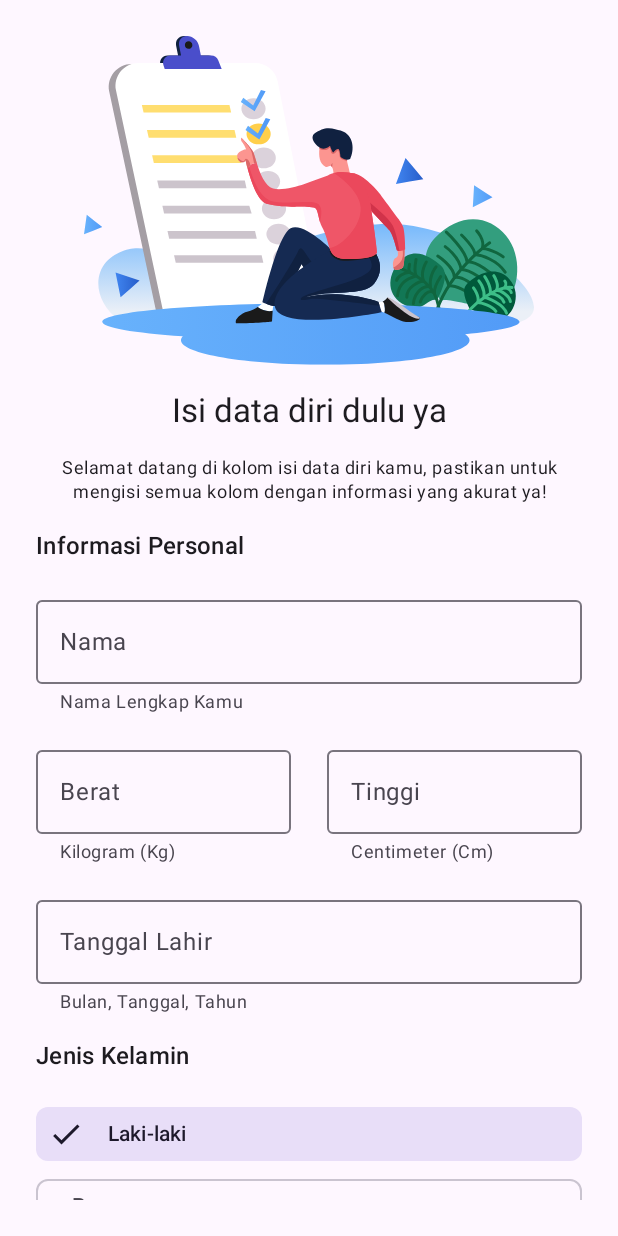
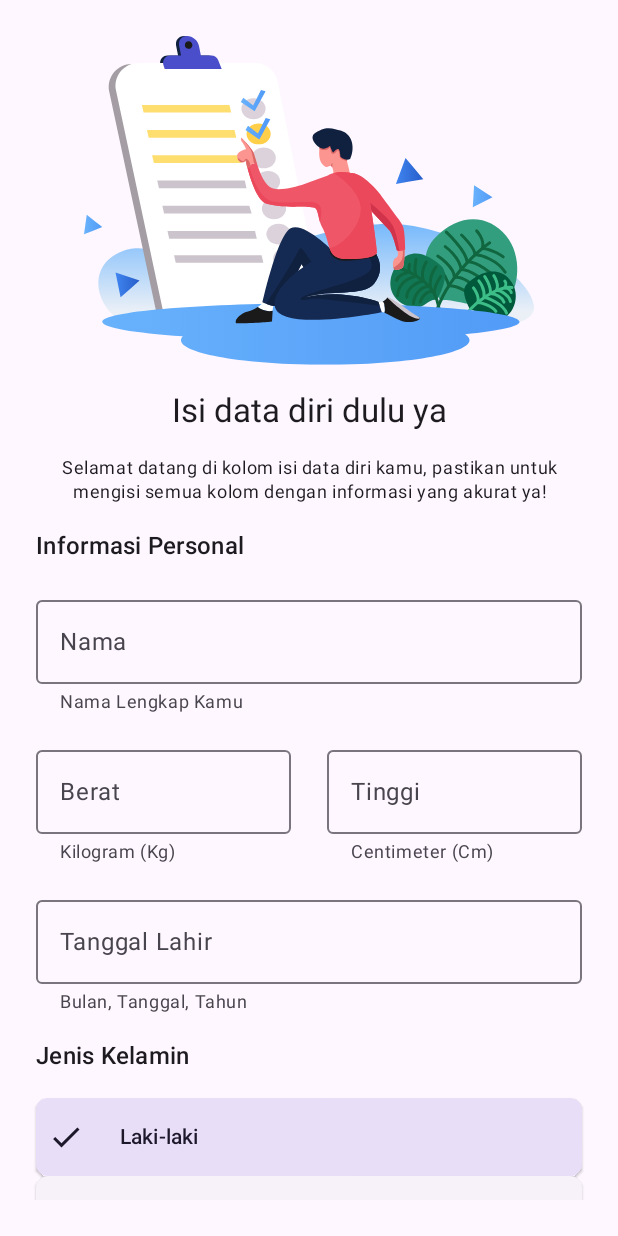
Before and after one commit to galihif/Nutasel, an Android app built with Jetpack Compose: the screen it shows after launch (MainActivity), on a phone screen of 412 x 824 dp. Run offline under Robolectric (Android 15) with nearby library versions, the phone set to English and light mode, and no system bars.

Commit message:
feat: change filterchip to elevated chip

```diff
--- a/app/src/main/java/com/giftech/nutasel/ui/components/atoms/Chips.kt
+++ b/app/src/main/java/com/giftech/nutasel/ui/components/atoms/Chips.kt
@@ -5,8 +5,8 @@ import androidx.compose.foundation.layout.fillMaxWidth
 import androidx.compose.foundation.layout.padding
 import androidx.compose.material.icons.Icons
 import androidx.compose.material.icons.filled.Check
+import androidx.compose.material3.ElevatedFilterChip
 import androidx.compose.material3.ExperimentalMaterial3Api
-import androidx.compose.material3.FilterChip
 import androidx.compose.material3.Icon
 import androidx.compose.material3.Text
 import androidx.compose.runtime.Composable
@@ -21,14 +21,14 @@ fun MyFilterChips(
     onSelectedChange: (Boolean) -> Unit,
     text: String
 ) {
-    FilterChip(
+    ElevatedFilterChip(
         modifier = modifier.fillMaxWidth(),
         selected = selected,
         onClick = { onSelectedChange(!selected) },
         label = {
             Text(
                 text = text,
-                modifier = Modifier.padding(8.dp)
+                modifier = Modifier.padding(16.dp),
             )
         },
         leadingIcon = {
@@ -38,6 +38,6 @@ fun MyFilterChips(
                     ""
                 )
             }
-        }
+        },
     )
 }
```
